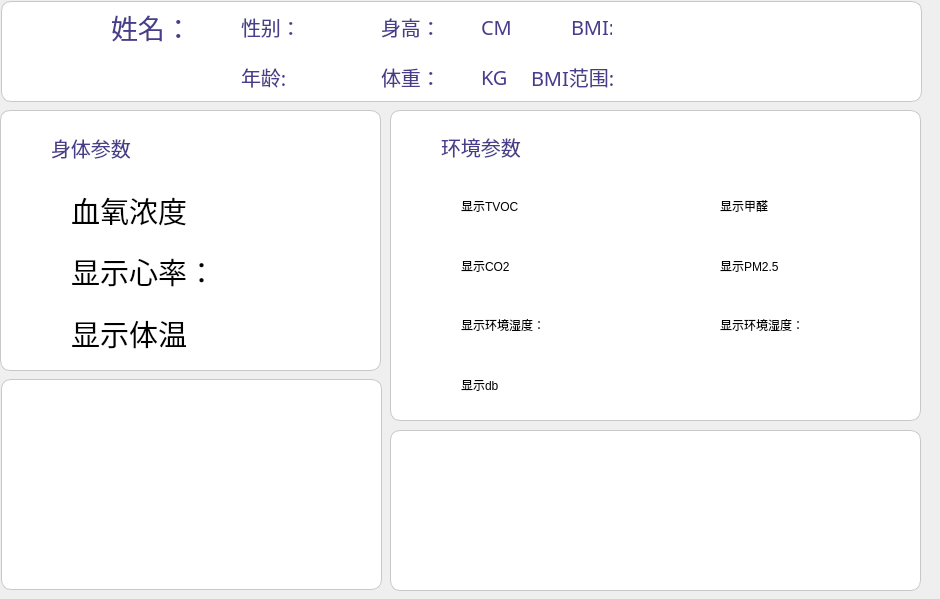
Old version of the form STM32Smart_home_health/Smart_home_health_Qt/Smart_health/health_home.ui in the repository heart321/STM32Smart_home_health.
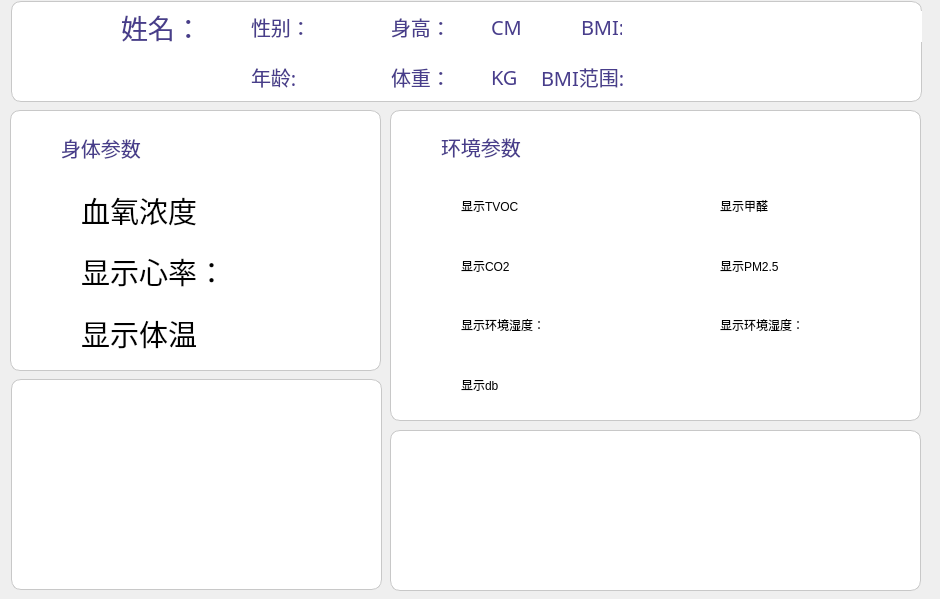
New version of the form. Icons and pictures are not drawn.

```diff
--- a/STM32Smart_home_health/Smart_home_health_Qt/Smart_health/health_home.ui
+++ b/STM32Smart_home_health/Smart_home_health_Qt/Smart_health/health_home.ui
@@ -10,6 +10,18 @@
     <height>599</height>
    </rect>
   </property>
+  <property name="minimumSize">
+   <size>
+    <width>940</width>
+    <height>599</height>
+   </size>
+  </property>
+  <property name="maximumSize">
+   <size>
+    <width>940</width>
+    <height>599</height>
+   </size>
+  </property>
   <property name="windowTitle">
    <string>Form</string>
   </property>
@@ -19,9 +31,9 @@
   <widget class="QFrame" name="frame_body">
    <property name="geometry">
     <rect>
-     <x>0</x>
+     <x>10</x>
      <y>110</y>
-     <width>381</width>
+     <width>371</width>
      <height>261</height>
     </rect>
    </property>
@@ -750,9 +762,9 @@
   <widget class="QFrame" name="frame_3">
    <property name="geometry">
     <rect>
-     <x>1</x>
+     <x>11</x>
      <y>1</y>
-     <width>921</width>
+     <width>911</width>
      <height>101</height>
     </rect>
    </property>
@@ -1211,13 +1223,65 @@
      <string/>
     </property>
    </widget>
+   <widget class="QLabel" name="label_myData">
+    <property name="geometry">
+     <rect>
+      <x>720</x>
+      <y>10</y>
+      <width>191</width>
+      <height>31</height>
+     </rect>
+    </property>
+    <property name="font">
+     <font>
+      <family>阿里妈妈东方大楷</family>
+      <pointsize>15</pointsize>
+     </font>
+    </property>
+    <property name="styleSheet">
+     <string notr="true">QLabel{
+	background-color: rgb(255, 255, 255);
+    color: rgb(72,61,139);  /* 字体颜色 */
+    
+}</string>
+    </property>
+    <property name="text">
+     <string/>
+    </property>
+   </widget>
+   <widget class="QLabel" name="label_myTime">
+    <property name="geometry">
+     <rect>
+      <x>730</x>
+      <y>50</y>
+      <width>161</width>
+      <height>31</height>
+     </rect>
+    </property>
+    <property name="font">
+     <font>
+      <family>阿里妈妈东方大楷</family>
+      <pointsize>15</pointsize>
+     </font>
+    </property>
+    <property name="styleSheet">
+     <string notr="true">QLabel{
+	background-color: rgb(255, 255, 255);
+    color: rgb(72,61,139);  /* 字体颜色 */
+    
+}</string>
+    </property>
+    <property name="text">
+     <string/>
+    </property>
+   </widget>
   </widget>
   <widget class="QFrame" name="frame_4">
    <property name="geometry">
     <rect>
-     <x>1</x>
+     <x>11</x>
      <y>379</y>
-     <width>381</width>
+     <width>371</width>
      <height>211</height>
     </rect>
    </property>
```
